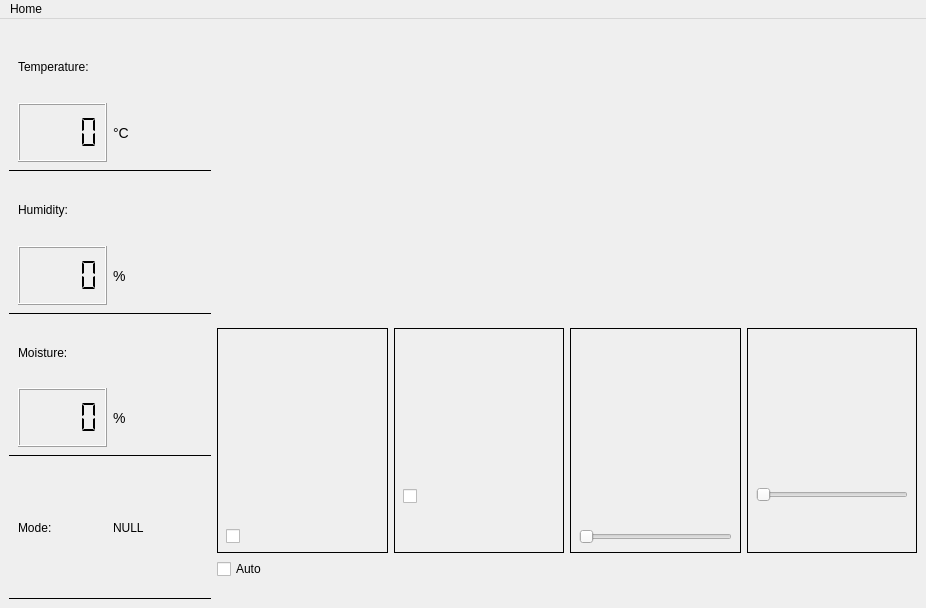
Above: src/anticarium_desktop/widgets/mainwindow.ui from Anticarium/Anticarium_Desktop before the change. Below: the same form after it.
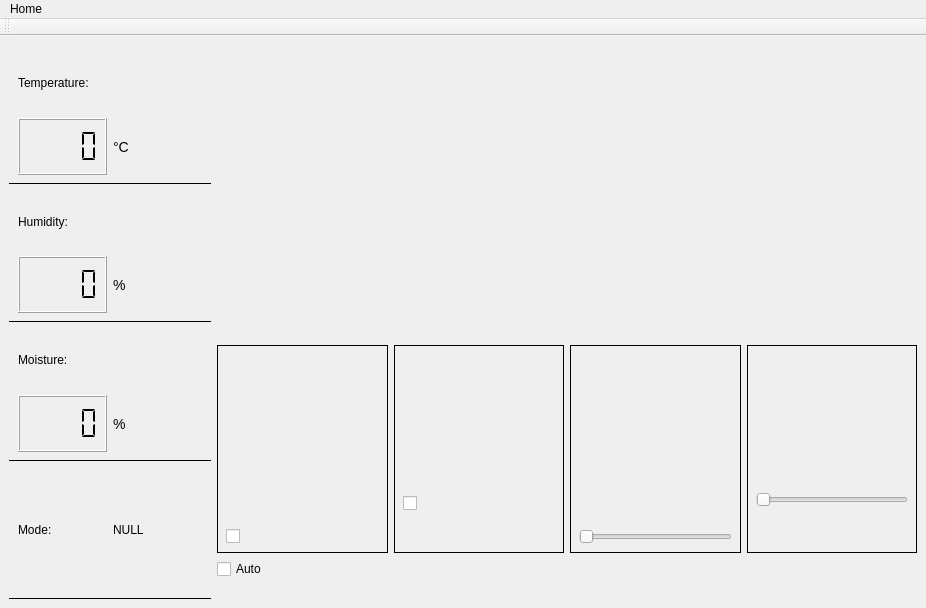
That is the form after the change. Icons and pictures are not drawn.

What changed in the file:
```diff
--- a/src/anticarium_desktop/widgets/mainwindow.ui
+++ b/src/anticarium_desktop/widgets/mainwindow.ui
@@ -425,6 +425,17 @@
    </widget>
    <addaction name="menuHome"/>
   </widget>
+  <widget class="QToolBar" name="toolBar">
+   <property name="windowTitle">
+    <string>toolBar</string>
+   </property>
+   <attribute name="toolBarArea">
+    <enum>TopToolBarArea</enum>
+   </attribute>
+   <attribute name="toolBarBreak">
+    <bool>false</bool>
+   </attribute>
+  </widget>
   <action name="actionEdit_modes">
    <property name="text">
     <string>Edit modes</string>
```
Left out of the diff: 10 changed lines with no effect on the pictures.
